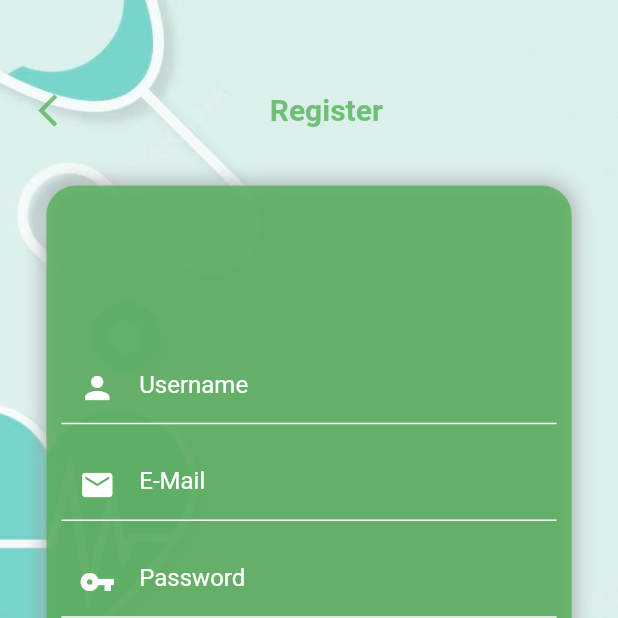
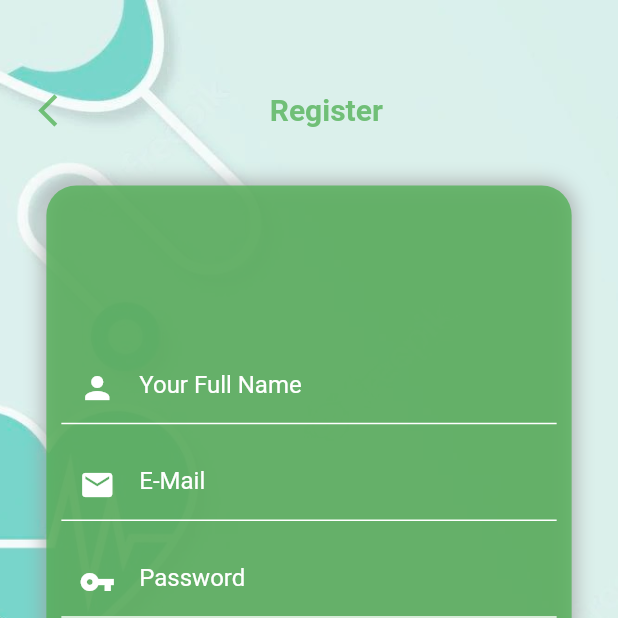
Before and after one commit to AthenaSenior/MedKit-development, a Flutter app: the RegisterPage screen opened directly, on a phone screen of 412 x 824 dp, the top half of it. Run offline on Flutter 3.47's test engine with Material 2 defaults, Android fonts, the phone set to English and light mode, and no system bars; our stand-ins replace cloud_firestore, firebase_auth, firebase_core; accounts and stored records are empty.

Commit message:
Development @@Author Egemen

```diff
--- a/lib/main.dart
+++ b/lib/main.dart
@@ -443,7 +443,7 @@ class _RegisterPageState extends State<RegisterPage> {
                                   Icons.person,
                                   color: Colors.white,
                                 ),
-                                hintText: 'Username',
+                                hintText: 'Your Full Name',
                                 prefixText: ' ',
                                 hintStyle: TextStyle(color: Colors.white),
                                 focusColor: Colors.white,
```
